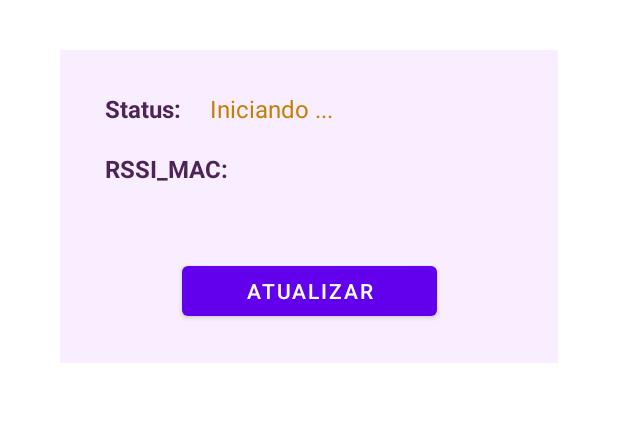
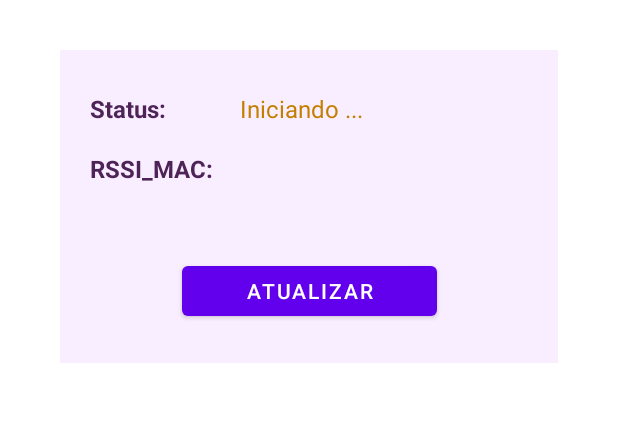
Before and after one commit to gleideveloper/HandsOn-DevTitans, an Android app: the screen it shows after launch (MainActivity), on a phone screen of 412 x 824 dp, the part 184-606 px from its top. Run offline under Robolectric (Android 15) with nearby library versions, the phone set to English and light mode, and no system bars; libraries missing offline, so code that uses them is left out: devtitans.batscan; 1 statement that could not run was skipped.

Commit message:
Lab5.8[Cliente Hal]: App Test Android Hal concluído

```diff
--- a/batscan/BatscanTestApp/app/src/main/res/layout/activity_main.xml
+++ b/batscan/BatscanTestApp/app/src/main/res/layout/activity_main.xml
@@ -37,7 +37,7 @@
             app:layout_constraintTop_toTopOf="parent"
             app:layout_constraintLeft_toLeftOf="parent"
             android:layout_marginTop="28dp"
-            android:layout_marginLeft="30dp"
+            android:layout_marginLeft="20dp"
             android:text="Status:"
             android:textColor="#4e2358"
             android:textSize="16sp"
@@ -49,7 +49,7 @@
             android:layout_height="wrap_content"
             app:layout_constraintBottom_toBottomOf="@id/labelStatus"
             app:layout_constraintLeft_toLeftOf="@id/labelStatus"
-            android:layout_marginLeft="70dp"
+            android:layout_marginLeft="100dp"
             android:text="Iniciando ..."
             android:textColor="#c47e00"
             android:textSize="16sp" />
@@ -73,7 +73,7 @@
             android:layout_height="wrap_content"
             app:layout_constraintBottom_toBottomOf="@id/labelRssiMac"
             app:layout_constraintLeft_toLeftOf="@id/labelRssiMac"
-            android:layout_marginLeft="70dp"
+            android:layout_marginLeft="100dp"
             android:textColor="#c47e00"
             android:textSize="16sp" />
 
```
